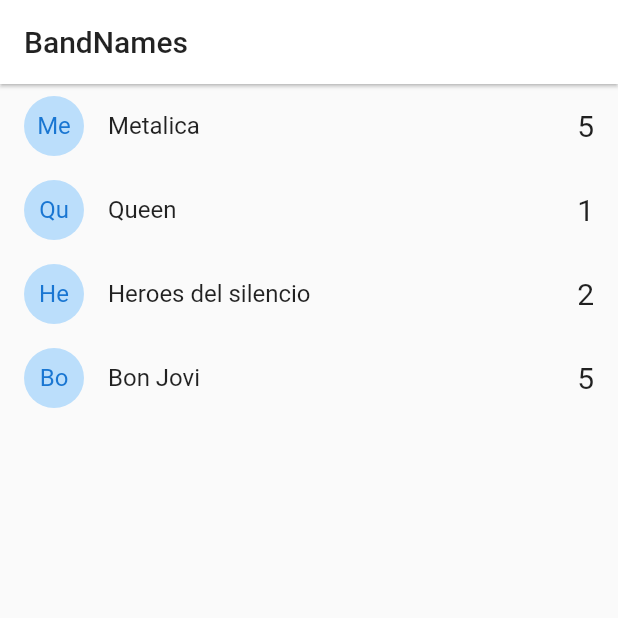
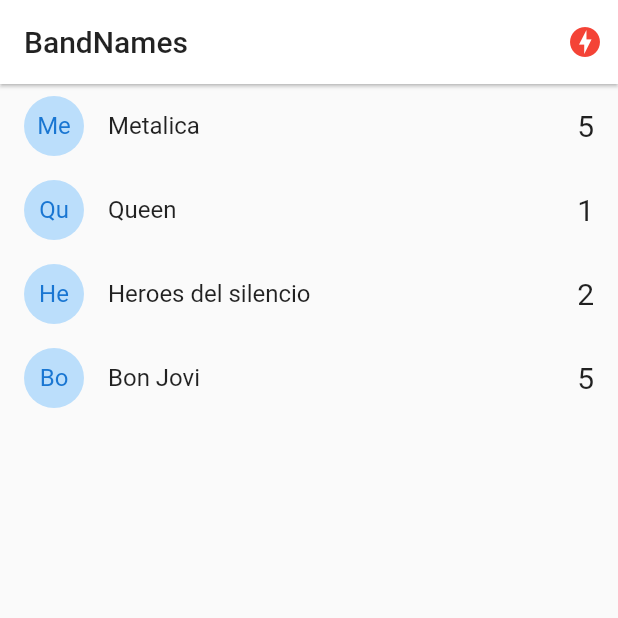
Before and after one commit to Victor78970513/flutter-bandnames, a Flutter app: the screen it shows after launch, on a phone screen of 412 x 824 dp, the top half of it. Run offline on Flutter 3.47's test engine with Material 2 defaults, Android fonts, the phone set to English and light mode, and no system bars; our stand-ins replace socket_io_client; network calls fail.

Commit message:
Diferent Comunication

```diff
--- a/lib/main.dart
+++ b/lib/main.dart
@@ -1,6 +1,9 @@
+import 'package:band_names/screens/status.dart';
+import 'package:band_names/services/socket_service.dart';
 import 'package:flutter/material.dart';
 
 import 'package:band_names/screens/home.dart';
+import 'package:provider/provider.dart';
 
 void main() => runApp(const MyApp());
 
@@ -9,13 +12,17 @@ class MyApp extends StatelessWidget {
 
   @override
   Widget build(BuildContext context) {
-    return MaterialApp(
+    return MultiProvider(
+      providers: [ChangeNotifierProvider(create: (_) => SocketService())],
+      child: MaterialApp(
         debugShowCheckedModeBanner: false,
         title: 'Material App',
         initialRoute: 'home',
         routes: {
           'home': (_) => HomeScreen(),
+          'status': (_) => StatusScreen(),
         },
+      ),
     );
   }
 }
--- a/lib/screens/home.dart
+++ b/lib/screens/home.dart
@@ -1,9 +1,11 @@
 import 'dart:io';
 
+import 'package:band_names/services/socket_service.dart';
 import 'package:flutter/cupertino.dart';
 import 'package:flutter/material.dart';
 
 import 'package:band_names/models/band.dart';
+import 'package:provider/provider.dart';
 
 class HomeScreen extends StatefulWidget {
   @override
@@ -20,6 +22,7 @@ class _HomeScreenState extends State<HomeScreen> {
 
   @override
   Widget build(BuildContext context) {
+    final socketService = Provider.of<SocketService>(context);
     return Scaffold(
       appBar: AppBar(
         title: const Text(
@@ -28,6 +31,13 @@ class _HomeScreenState extends State<HomeScreen> {
         ),
         backgroundColor: Colors.white,
         elevation: 1,
+        actions: [
+          Container(
+              margin: const EdgeInsets.only(right: 10),
+              child: socketService.serverStatus.name == 'online'
+                  ? Icon(Icons.check_circle, color: Colors.blue[300])
+                  : const Icon(Icons.offline_bolt, color: Colors.red))
+        ],
       ),
       body: ListView.builder(
         itemCount: bands.length,
--- a/pubspec.yaml
+++ b/pubspec.yaml
@@ -36,6 +36,8 @@ dependencies:
   # The following adds the Cupertino Icons font to your application.
   # Use with the CupertinoIcons class for iOS style icons.
   cupertino_icons: ^1.0.2
+  socket_io_client: ^2.0.1
+  provider: ^6.0.5
 
 dev_dependencies:
   flutter_test:
```
Also changed, not shown: lib/screens/status.dart (added, +32 -0 lines), lib/services/socket_service.dart (added, +40 -0 lines), pubspec.lock. Lines whose indentation alone changed are shown as unchanged.
